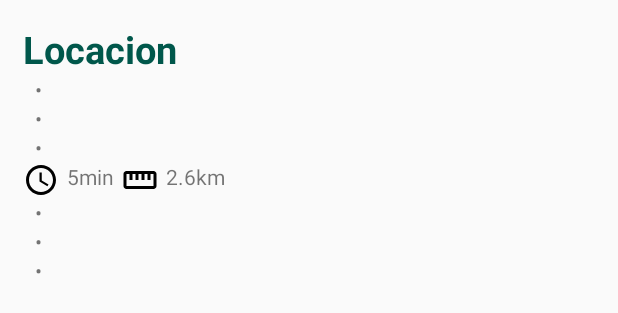
After one commit to Avrgebro/TuristApp, an Android app: the layout itinerary_item.xml on its own in the app's theme, with its tools: preview values and no code run, on a phone screen of 412 x 824 dp. The commit adds this screen. Shown: the top 313 px of the screen. Run offline under Robolectric (Android 15) with nearby library versions, the phone set to English and light mode, and no system bars.

Commit message:
Please get me off this wild ride

```diff
--- a/app/build.gradle
+++ b/app/build.gradle
@@ -47,6 +47,7 @@ dependencies {
     implementation 'com.github.bumptech.glide:glide:4.9.0'
     implementation "com.airbnb.android:lottie:2.7.0"
     implementation 'com.polyak:icon-switch:1.0.0'
+    implementation 'me.gujun.android.taggroup:library:1.4@aar'
     annotationProcessor 'com.github.bumptech.glide:compiler:4.9.0'
     testImplementation 'junit:junit:4.12'
     androidTestImplementation 'com.android.support.test:runner:1.0.2'
--- a/app/src/main/AndroidManifest.xml
+++ b/app/src/main/AndroidManifest.xml
@@ -1,5 +1,6 @@
 <?xml version="1.0" encoding="utf-8"?>
 <manifest xmlns:android="http://schemas.android.com/apk/res/android"
+    xmlns:tools="http://schemas.android.com/tools"
     package="com.turistapp.jose.turistapp">
 
     <uses-permission android:name="android.permission.INTERNET" />
--- /dev/null
+++ b/app/src/main/res/drawable/ic_check_black_24dp.xml
@@ -0,0 +1,5 @@
+<vector android:height="24dp" android:tint="#00574B"
+    android:viewportHeight="24.0" android:viewportWidth="24.0"
+    android:width="24dp" xmlns:android="http://schemas.android.com/apk/res/android">
+    <path android:fillColor="#FF000000" android:pathData="M9,16.17L4.83,12l-1.42,1.41L9,19 21,7l-1.41,-1.41z"/>
+</vector>
--- /dev/null
+++ b/app/src/main/res/drawable/ic_straighten_black_24dp.xml
@@ -0,0 +1,9 @@
+<vector xmlns:android="http://schemas.android.com/apk/res/android"
+        android:width="24dp"
+        android:height="24dp"
+        android:viewportWidth="24.0"
+        android:viewportHeight="24.0">
+    <path
+        android:fillColor="#FF000000"
+        android:pathData="M21,6L3,6c-1.1,0 -2,0.9 -2,2v8c0,1.1 0.9,2 2,2h18c1.1,0 2,-0.9 2,-2L23,8c0,-1.1 -0.9,-2 -2,-2zM21,16L3,16L3,8h2v4h2L7,8h2v4h2L11,8h2v4h2L15,8h2v4h2L19,8h2v8z"/>
+</vector>
--- /dev/null
+++ b/app/src/main/res/layout/itinerary_item.xml
@@ -0,0 +1,82 @@
+<?xml version="1.0" encoding="utf-8"?>
+<LinearLayout
+    android:layout_height="wrap_content"
+    android:layout_width="match_parent"
+    xmlns:android="http://schemas.android.com/apk/res/android"
+    android:orientation="vertical"
+    android:layout_margin="15dp">
+
+    <TextView
+        android:id="@+id/placename"
+        android:layout_width="wrap_content"
+        android:layout_height="wrap_content"
+        android:text="Locacion"
+        android:textSize="25sp"
+        android:textStyle="bold"
+        android:textColor="@color/colorPrimaryDark"/>
+
+    <LinearLayout
+        android:id="@+id/summary"
+        android:layout_width="wrap_content"
+        android:layout_height="wrap_content"
+        android:orientation="vertical">
+        <TextView
+            android:layout_width="wrap_content"
+            android:layout_height="wrap_content"
+            android:text="•"
+            android:paddingLeft="8dp"/>
+        <TextView
+            android:layout_width="wrap_content"
+            android:layout_height="wrap_content"
+            android:text="•"
+            android:paddingLeft="8dp"/>
+        <TextView
+            android:layout_width="wrap_content"
+            android:layout_height="wrap_content"
+            android:text="•"
+            android:paddingLeft="8dp"/>
+        <LinearLayout
+            android:layout_width="wrap_content"
+            android:layout_height="wrap_content"
+            android:orientation="horizontal">
+
+            <ImageView
+                android:layout_width="wrap_content"
+                android:layout_height="wrap_content"
+                android:src="@drawable/ic_access_time_black_24dp"
+                android:paddingRight="5dp"/>
+            <TextView
+                android:id="@+id/timeto"
+                android:layout_width="wrap_content"
+                android:layout_height="wrap_content"
+                android:text="5min"
+                android:paddingRight="5dp"/>
+            <ImageView
+                android:layout_width="wrap_content"
+                android:layout_height="wrap_content"
+                android:src="@drawable/ic_straighten_black_24dp"
+                android:paddingRight="5dp"/>
+            <TextView
+                android:id="@+id/distanceto"
+                android:layout_width="wrap_content"
+                android:layout_height="wrap_content"
+                android:text="2.6km"/>
+
+        </LinearLayout>
+        <TextView
+            android:layout_width="wrap_content"
+            android:layout_height="wrap_content"
+            android:text="•"
+            android:paddingLeft="8dp"/>
+        <TextView
+            android:layout_width="wrap_content"
+            android:layout_height="wrap_content"
+            android:text="•"
+            android:paddingLeft="8dp"/>
+        <TextView
+            android:layout_width="wrap_content"
+            android:layout_height="wrap_content"
+            android:text="•"
+            android:paddingLeft="8dp"/>
+    </LinearLayout>
+</LinearLayout>
```
Also changed, not shown: app/src/main/java/com/turistapp/jose/turistapp/Adapters/ItineraryListAdapter.java (added, +66 -0 lines), app/src/main/java/com/turistapp/jose/turistapp/Fragments/Chatbot.java (+37 -2 lines), app/src/main/java/com/turistapp/jose/turistapp/Fragments/Route.java (+47 -5 lines), app/src/main/java/com/turistapp/jose/turistapp/MainActivity.java (+7 -2 lines), app/src/main/res/layout/fragment_chatbot.xml (+32 -5 lines), app/src/main/res/layout/fragment_route.xml (+29 -3 lines).
